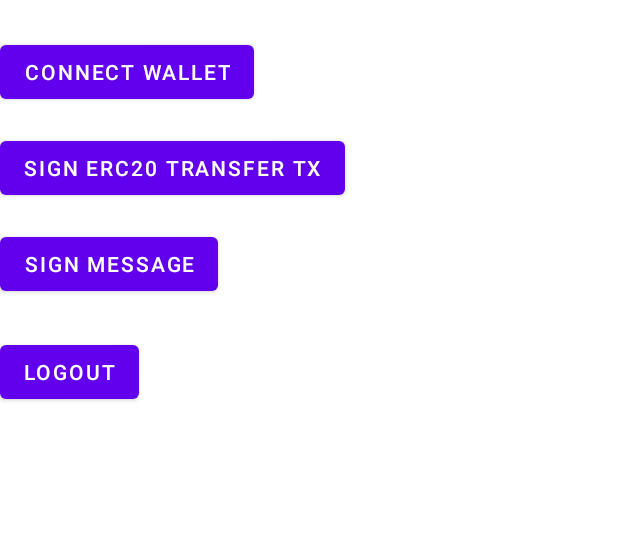
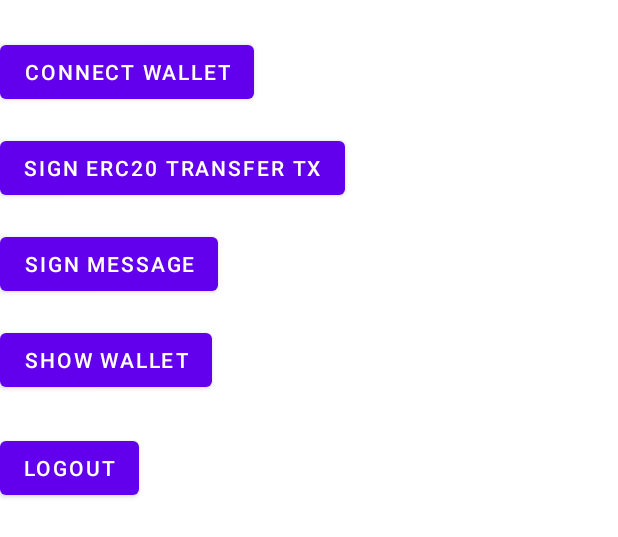
Before and after one commit to glip-gg/Glip-wallet-android, an Android app: the layout activity_main.xml on its own in the app's theme, with its tools: preview values and no code run, on a phone screen of 412 x 824 dp. Shown: the top 537 px of the screen. Run offline under Robolectric (Android 15) with nearby library versions, the phone set to English and light mode, and no system bars.

Commit message:
show wallet ui

```diff
--- a/demo/src/main/java/glip/gg/wallet/demo/MainActivity.kt
+++ b/demo/src/main/java/glip/gg/wallet/demo/MainActivity.kt
@@ -60,5 +60,9 @@ class MainActivity : AppCompatActivity() {
             })
         }
 
+        binding.btnShowWallet.setOnClickListener {
+
+        }
+
     }
 }
--- a/demo/src/main/res/layout/activity_main.xml
+++ b/demo/src/main/res/layout/activity_main.xml
@@ -34,6 +34,13 @@
             android:text="Sign message"/>
 
         <Button
+            android:id="@+id/btn_show_wallet"
+            android:layout_width="wrap_content"
+            android:layout_height="wrap_content"
+            android:layout_marginTop="16dp"
+            android:text="Show wallet"/>
+
+        <Button
             android:id="@+id/btn_logout"
             android:layout_width="wrap_content"
             android:layout_height="wrap_content"
--- a/wallet/src/main/java/glip/gg/wallet/WalletInteractionActivity.kt
+++ b/wallet/src/main/java/glip/gg/wallet/WalletInteractionActivity.kt
@@ -28,7 +28,7 @@ class WalletInteractionActivity : AppCompatActivity() {
         )
 
         private val WALLET_ACTIONS = arrayOf(
-            "login", "signTx", "signMessage", "logout"
+            "login", "signTx", "signMessage", "logout", "showWallet"
         )
 
         private val ACTION_HOST = "glip-gg.github.io"
```
Also changed, not shown: wallet/src/main/java/glip/gg/wallet/GlipWallet.kt (+9 -0 lines), 1 other file.
